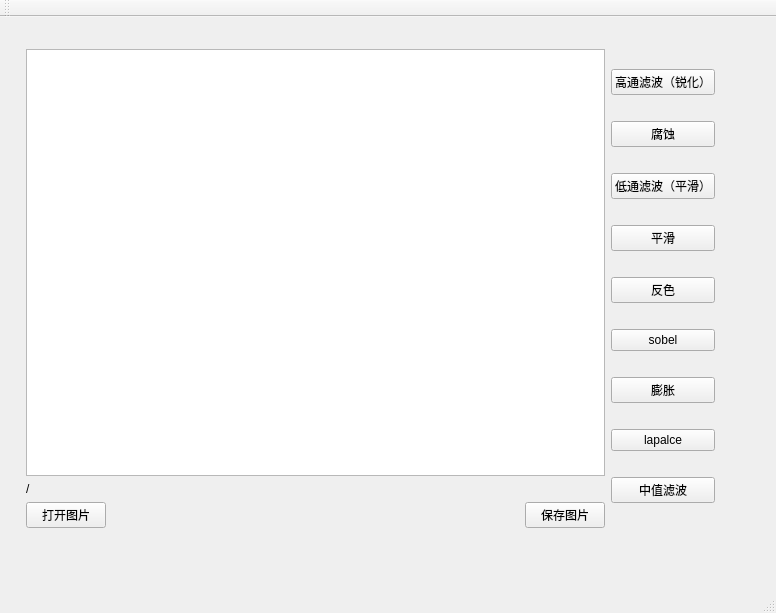
screamlsj/pretreat, file pretreat_demo1/pretreat.ui: the form before one commit.
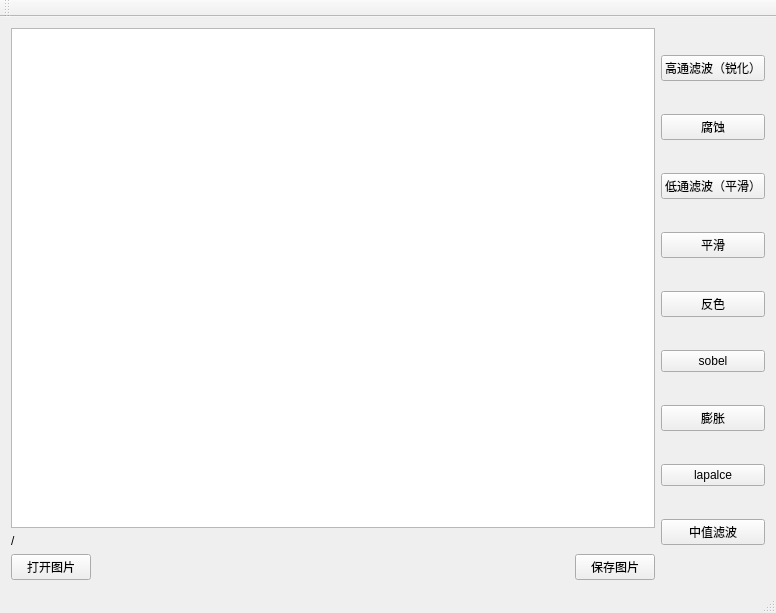
The form after the commit.

```diff
--- a/pretreat_demo1/pretreat.ui
+++ b/pretreat_demo1/pretreat.ui
@@ -14,17 +14,8 @@
    <string>PreTreat</string>
   </property>
   <widget class="QWidget" name="centralWidget">
-   <widget class="QWidget" name="">
-    <property name="geometry">
-     <rect>
-      <x>15</x>
-      <y>21</y>
-      <width>711</width>
-      <height>501</height>
-     </rect>
-    </property>
-    <layout class="QHBoxLayout" name="horizontalLayout_2">
-     <item>
+   <layout class="QGridLayout" name="gridLayout">
+    <item row="0" column="0">
       <layout class="QVBoxLayout" name="verticalLayout">
        <item>
         <widget class="QGraphicsView" name="graphicsView"/>
@@ -69,7 +60,7 @@
        </item>
       </layout>
      </item>
-     <item>
+    <item row="0" column="1">
       <layout class="QVBoxLayout" name="verticalLayout_2">
        <item>
         <widget class="QPushButton" name="HighpassButton">
@@ -137,7 +128,6 @@
       </layout>
      </item>
     </layout>
-   </widget>
   </widget>
   <widget class="QMenuBar" name="menuBar">
    <property name="geometry">
```
Lines whose indentation alone changed are shown as unchanged.
